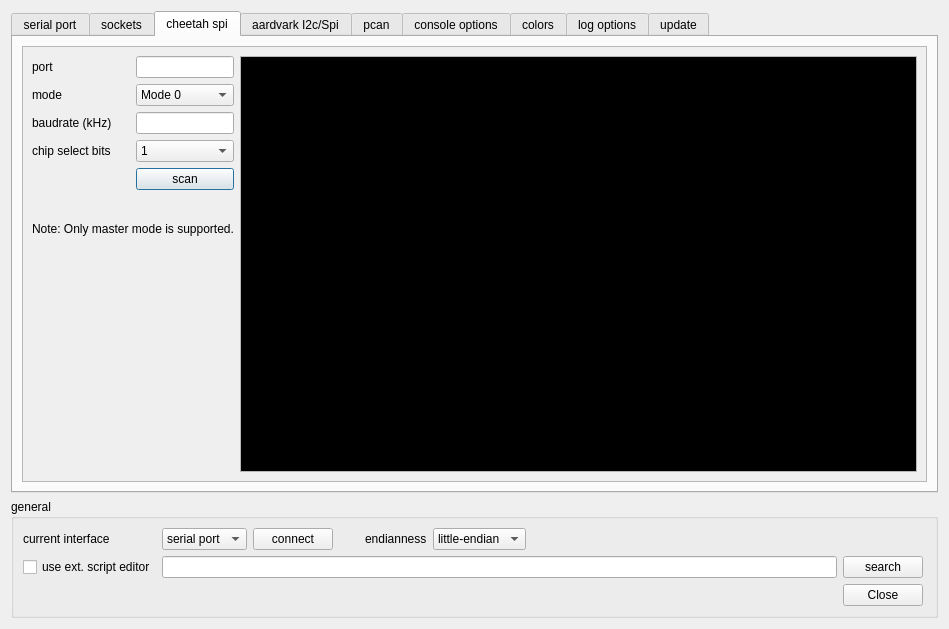
Qt form ScriptCommunicator/settingsdialog.ui (szieke/ScriptCommunicator_serial-terminal) before a commit.
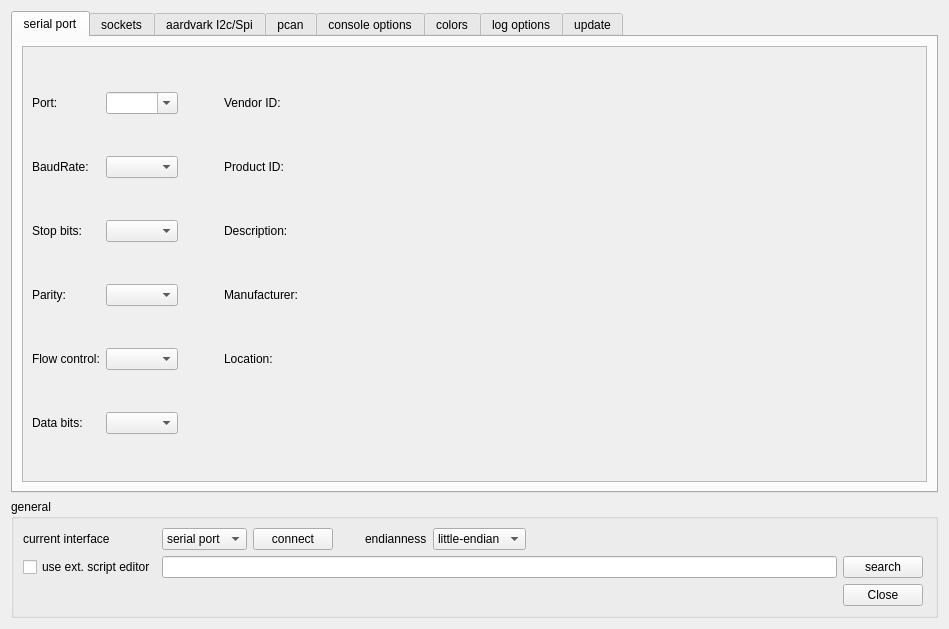
The same form after that commit. The open tabs and pages were chosen to show the change. Icons and pictures are not drawn. Custom widgets are drawn as their Qt base class.

Commit message: Cheetah SPI removed.

What changed in the file:
```diff
--- a/ScriptCommunicator/settingsdialog.ui
+++ b/ScriptCommunicator/settingsdialog.ui
@@ -869,269 +869,6 @@
        </item>
       </layout>
      </widget>
-     <widget class="QWidget" name="cheetahTab">
-      <attribute name="title">
-       <string>cheetah spi</string>
-      </attribute>
-      <layout class="QVBoxLayout" name="verticalLayout_5">
-       <item>
-        <widget class="QScrollArea" name="scrollArea_5">
-         <property name="widgetResizable">
-          <bool>true</bool>
-         </property>
-         <widget class="QWidget" name="scrollAreaWidgetContents_5">
-          <property name="geometry">
-           <rect>
-            <x>0</x>
-            <y>0</y>
-            <width>905</width>
-            <height>445</height>
-           </rect>
-          </property>
-          <layout class="QGridLayout" name="gridLayout_5" columnstretch="0,0,1">
-           <item row="6" column="0" colspan="2">
-            <widget class="QLabel" name="label_28">
-             <property name="text">
-              <string>Note: Only master mode is supported.</string>
-             </property>
-            </widget>
-           </item>
-           <item row="0" column="1">
-            <widget class="QLineEdit" name="cheetahPortLineEdit">
-             <property name="sizePolicy">
-              <sizepolicy hsizetype="Ignored" vsizetype="Fixed">
-               <horstretch>0</horstretch>
-               <verstretch>0</verstretch>
-              </sizepolicy>
-             </property>
-             <property name="maximumSize">
-              <size>
-               <width>16777215</width>
-               <height>16777215</height>
-              </size>
-             </property>
-            </widget>
-           </item>
-           <item row="0" column="0">
-            <widget class="QLabel" name="label_6">
-             <property name="text">
-              <string>port</string>
-             </property>
-            </widget>
-           </item>
-           <item row="1" column="0">
-            <widget class="QLabel" name="label_7">
-             <property name="text">
-              <string>mode</string>
-             </property>
-            </widget>
-           </item>
-           <item row="1" column="1">
-            <widget class="QComboBox" name="cheetahSpiModeComboBox">
-             <item>
-              <property name="text">
-               <string>Mode 0</string>
-              </property>
-             </item>
-             <item>
-              <property name="text">
-               <string>Mode 1</string>
-              </property>
-             </item>
-             <item>
-              <property name="text">
-               <string>Mode 2</string>
-              </property>
-             </item>
-             <item>
-              <property name="text">
-               <string>Mode 3</string>
-              </property>
-             </item>
-            </widget>
-           </item>
-           <item row="2" column="0">
-            <widget class="QLabel" name="label_8">
-             <property name="text">
-              <string>baudrate (kHz)</string>
-             </property>
-            </widget>
-           </item>
-           <item row="2" column="1">
-            <widget class="QLineEdit" name="cheetahBaudrateLineEdit">
-             <property name="sizePolicy">
-              <sizepolicy hsizetype="Ignored" vsizetype="Fixed">
-               <horstretch>0</horstretch>
-               <verstretch>0</verstretch>
-              </sizepolicy>
-             </property>
-             <property name="maximumSize">
-              <size>
-               <width>16777215</width>
-               <height>16777215</height>
-              </size>
-             </property>
-            </widget>
-           </item>
-           <item row="3" column="0">
-            <widget class="QLabel" name="label_9">
-             <property name="text">
-              <string>chip select bits</string>
-             </property>
-            </widget>
-           </item>
-           <item row="3" column="1">
-            <widget class="QComboBox" name="cheetahChipSelectComboBox">
-             <item>
-              <property name="text">
-               <string>1</string>
-              </property>
-             </item>
-             <item>
-              <property name="text">
-               <string>2</string>
-              </property>
-             </item>
-             <item>
-              <property name="text">
-               <string>3</string>
-              </property>
-             </item>
-             <item>
-              <property name="text">
-               <string>4</string>
-              </property>
-             </item>
-             <item>
-              <property name="text">
-               <string>5</string>
-              </property>
-             </item>
-             <item>
-              <property name="text">
-               <string>6</string>
-              </property>
-             </item>
-             <item>
-              <property name="text">
-               <string>7</string>
-              </property>
-             </item>
-            </widget>
-           </item>
-           <item row="4" column="1">
-            <widget class="QPushButton" name="cheetahScanPushButton">
-             <property name="text">
-              <string>scan</string>
-             </property>
-            </widget>
-           </item>
-           <item row="7" column="1">
-            <spacer name="verticalSpacer_2">
-             <property name="orientation">
-              <enum>Qt::Vertical</enum>
-             </property>
-             <property name="sizeHint" stdset="0">
-              <size>
-               <width>20</width>
-               <height>40</height>
-              </size>
-             </property>
-            </spacer>
-           </item>
-           <item row="0" column="2" rowspan="8">
-            <widget class="QPlainTextEdit" name="cheetahPlainTextEdit">
-             <property name="palette">
-              <palette>
-               <active>
-                <colorrole role="Text">
-                 <brush brushstyle="SolidPattern">
-                  <color alpha="255">
-                   <red>0</red>
-                   <green>255</green>
-                   <blue>0</blue>
-                  </color>
-                 </brush>
-                </colorrole>
-                <colorrole role="Base">
-                 <brush brushstyle="SolidPattern">
-                  <color alpha="255">
-                   <red>0</red>
-                   <green>0</green>
-                   <blue>0</blue>
-                  </color>
-                 </brush>
-                </colorrole>
-               </active>
-               <inactive>
-                <colorrole role="Text">
-                 <brush brushstyle="SolidPattern">
-                  <color alpha="255">
-                   <red>0</red>
-                   <green>255</green>
-                   <blue>0</blue>
-                  </color>
-                 </brush>
-                </colorrole>
-                <colorrole role="Base">
-                 <brush brushstyle="SolidPattern">
-                  <color alpha="255">
-                   <red>0</red>
-                   <green>0</green>
-                   <blue>0</blue>
-                  </color>
-                 </brush>
-                </colorrole>
-               </inactive>
-               <disabled>
-                <colorrole role="Text">
-                 <brush brushstyle="SolidPattern">
-                  <color alpha="255">
-                   <red>120</red>
-                   <green>120</green>
-                   <blue>120</blue>
-                  </color>
-                 </brush>
-                </colorrole>
-                <colorrole role="Base">
-                 <brush brushstyle="SolidPattern">
-                  <color alpha="255">
-                   <red>240</red>
-                   <green>240</green>
-                   <blue>240</blue>
-                  </color>
-                 </brush>
-                </colorrole>
-               </disabled>
-              </palette>
-             </property>
-             <property name="readOnly">
-              <bool>true</bool>
-             </property>
-            </widget>
-           </item>
-           <item row="5" column="1">
-            <spacer name="verticalSpacer_7">
-             <property name="orientation">
-              <enum>Qt::Vertical</enum>
-             </property>
-             <property name="sizeType">
-              <enum>QSizePolicy::Fixed</enum>
-             </property>
-             <property name="sizeHint" stdset="0">
-              <size>
-               <width>20</width>
-               <height>20</height>
-              </size>
-             </property>
-            </spacer>
-           </item>
-          </layout>
-         </widget>
-        </widget>
-       </item>
-      </layout>
-     </widget>
      <widget class="QWidget" name="tabAardvarkI2cSpi">
       <attribute name="title">
        <string>aardvark I2c/Spi</string>
```
Left out of the diff: 29 changed lines with no effect on the pictures. The commit also changes 18 other files.
